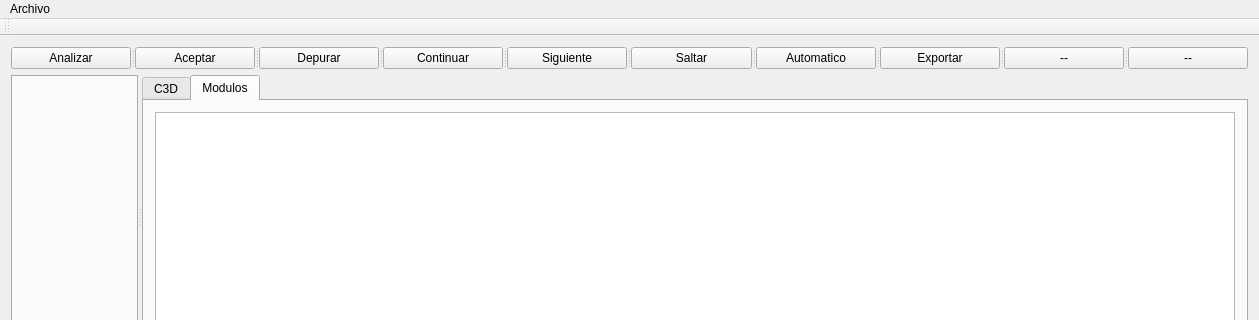
Before: the Qt Designer form Coline/mainwindow.ui in Caceres-Joseph/-COMPI2-Dic-Proyecto2_201513696, drawn with Qt 5; both pictures show x 0 to 1259 and y 0 to 320 of the 1259 by 673 pixel window.
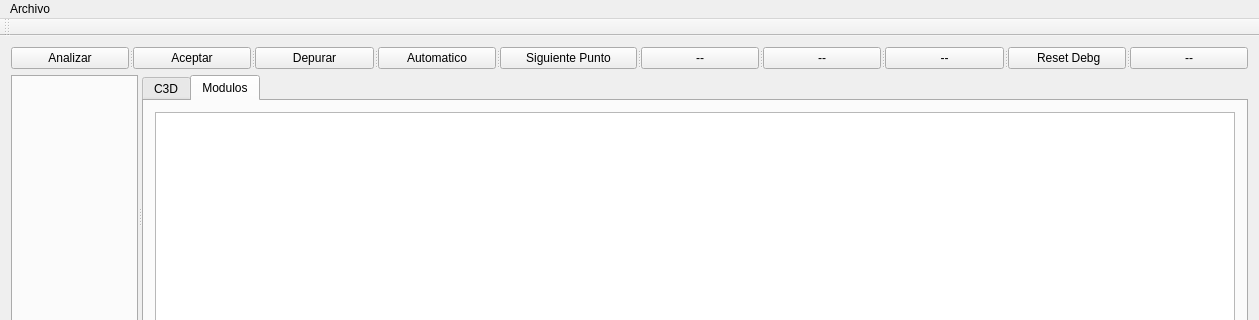
After: the same form once the commit is applied.

Diff of the .ui file:
```diff
--- a/Coline/mainwindow.ui
+++ b/Coline/mainwindow.ui
@@ -37,32 +37,32 @@
       </widget>
       <widget class="QPushButton" name="btnContinuar">
        <property name="text">
-        <string>Continuar</string>
+        <string>Automatico</string>
        </property>
       </widget>
       <widget class="QPushButton" name="btnSiguiente">
        <property name="text">
-        <string>Siguiente</string>
+        <string>Siguiente Punto</string>
        </property>
       </widget>
       <widget class="QPushButton" name="btnSaltar">
        <property name="text">
-        <string>Saltar</string>
+        <string>--</string>
        </property>
       </widget>
       <widget class="QPushButton" name="btnAutomatico">
        <property name="text">
-        <string>Automatico</string>
+        <string>--</string>
        </property>
       </widget>
       <widget class="QPushButton" name="btnExportar">
        <property name="text">
-        <string>Exportar</string>
+        <string>--</string>
        </property>
       </widget>
       <widget class="QPushButton" name="btnAux1">
        <property name="text">
-        <string>--</string>
+        <string> Reset Debg</string>
        </property>
       </widget>
       <widget class="QPushButton" name="btnAux2">
```
Left out of the diff: 2 changed lines with no effect on the pictures.
